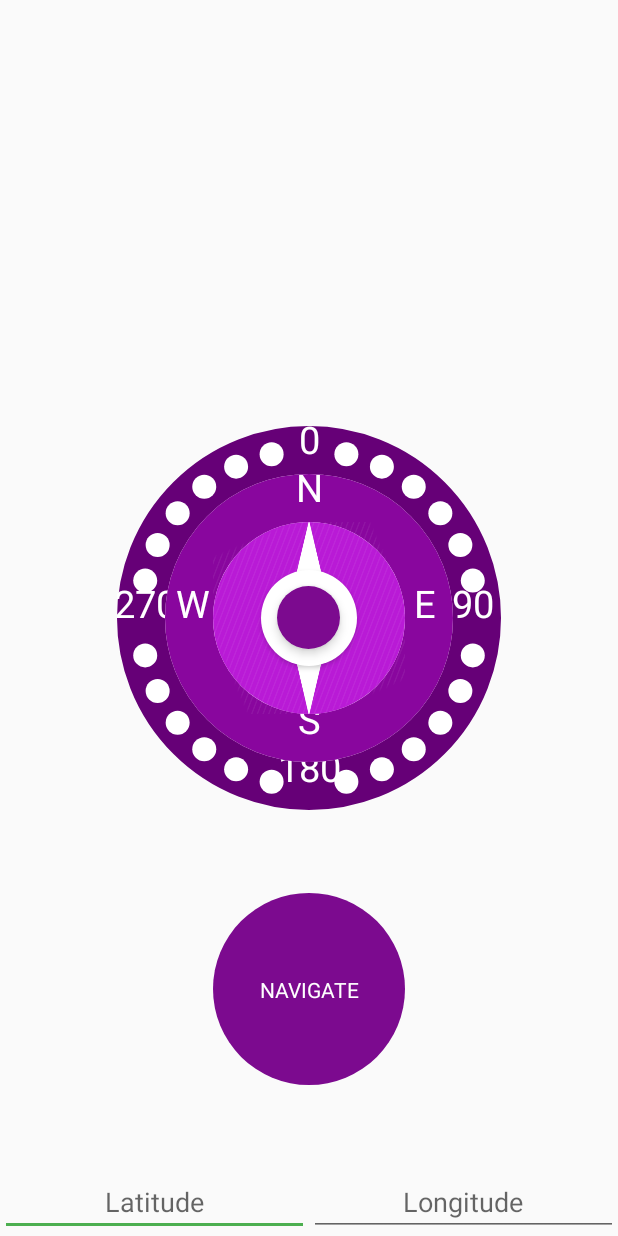
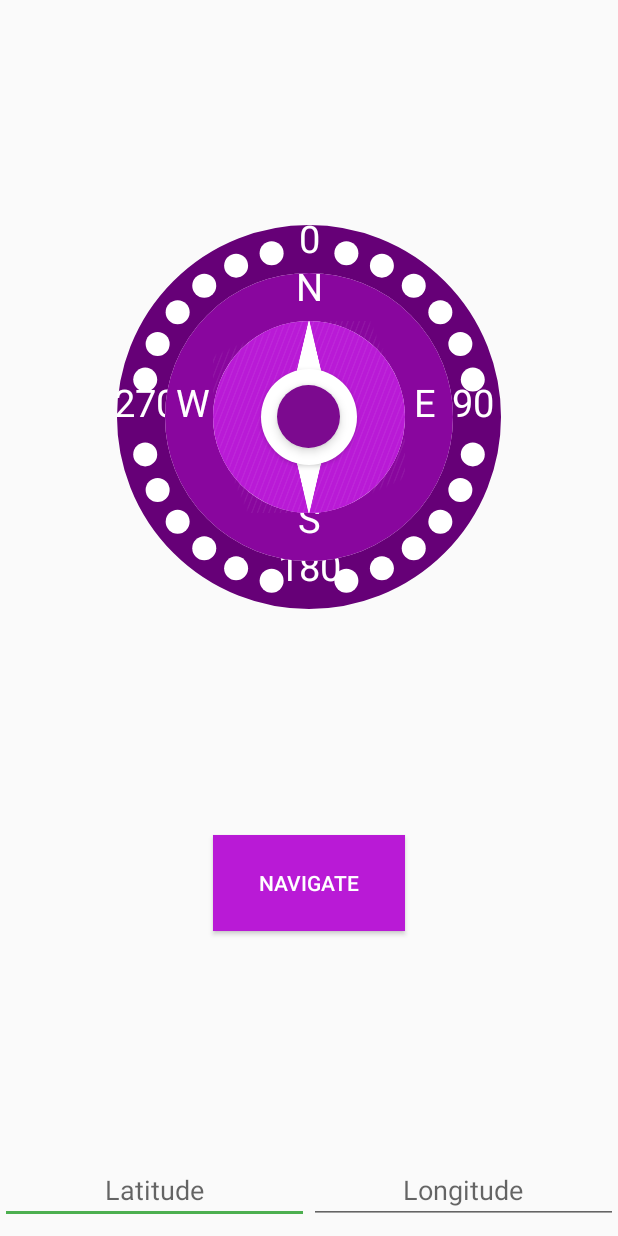
Before and after one commit to trOnk12/Compass, an Android app: the screen it shows after launch (MainActivity), on a phone screen of 412 x 824 dp. Run offline under Robolectric (Android 15) with nearby library versions, the light colour scheme and no system bars; our stand-ins replace RxJava, data binding; 9 statements that could not run were skipped.

Commit message:
looking and working good

```diff
--- a/app/src/main/java/com/example/compass/data/source/CompassServiceSource.kt
+++ b/app/src/main/java/com/example/compass/data/source/CompassServiceSource.kt
@@ -1,11 +1,10 @@
 package com.example.compass.data.source
 
-import com.example.compass.model.Compass
+import com.example.compass.entity.Compass
 import com.example.compass.model.CompassPhysics
 import com.example.compass.model.SensorData
 import com.example.compass.data.service.CompassService
 import com.example.compass.utills.LowPassFilterStrategy
-import com.example.compass.utills.MovingAverageStrategy
 import io.reactivex.Observable
 import io.reactivex.subjects.PublishSubject
 
--- a/app/src/main/java/com/example/compass/data/source/LocationServiceSource.kt
+++ b/app/src/main/java/com/example/compass/data/source/LocationServiceSource.kt
@@ -3,7 +3,7 @@ package com.example.compass.data.source
 import android.location.Location
 import com.example.compass.data.service.LocationService
 import com.example.compass.model.AzimuthResult
-import com.example.compass.model.LatLng
+import com.example.compass.entity.LatLng
 import com.example.compass.model.LocationResult
 import com.example.compass.model.locationAzimuth
 
--- a/app/src/main/java/com/example/compass/data/usecase/GetCompassAzimuthUseCase.kt
+++ b/app/src/main/java/com/example/compass/data/usecase/GetCompassAzimuthUseCase.kt
@@ -1,6 +1,6 @@
 package com.example.compass.data.usecase
 
-import com.example.compass.model.Compass
+import com.example.compass.entity.Compass
 import com.example.compass.data.source.CompassServiceSource
 import io.reactivex.Observable
 
--- a/app/src/main/java/com/example/compass/data/usecase/GetLocationAzimuthUseCase.kt
+++ b/app/src/main/java/com/example/compass/data/usecase/GetLocationAzimuthUseCase.kt
@@ -2,13 +2,12 @@ package com.example.compass.data.usecase
 
 import com.example.compass.data.source.LocationServiceSource
 import com.example.compass.model.AzimuthResult
-import com.example.compass.model.LatLng
-import com.example.compass.model.LocationResult
+import com.example.compass.entity.LatLng
 
 class GetLocationAzimuthUseCase(var locationServiceSource: LocationServiceSource) {
 
     fun getAzimuth(latitude: Double,longitude:Double): AzimuthResult {
-        return locationServiceSource.getLocationAzimuth(LatLng(latitude,longitude))
+        return locationServiceSource.getLocationAzimuth(LatLng(latitude, longitude))
     }
 
 }
--- a/app/src/main/java/com/example/compass/model/Compass.kt
+++ b/app/src/main/java/com/example/compass/entity/Compass.kt
@@ -1,3 +1,3 @@
-package com.example.compass.model
+package com.example.compass.entity
 
 data class Compass(var azimuth: Int? = 0)
--- a/app/src/main/java/com/example/compass/model/LatLng.kt
+++ b/app/src/main/java/com/example/compass/entity/LatLng.kt
@@ -1,3 +1,3 @@
-package com.example.compass.model
+package com.example.compass.entity
 
 data class LatLng(var latitude:Double,var longitude:Double)
--- a/app/src/main/java/com/example/compass/model/AzimuthResult.kt
+++ b/app/src/main/java/com/example/compass/model/AzimuthResult.kt
@@ -2,5 +2,5 @@ package com.example.compass.model
 
 sealed class AzimuthResult {
     data class Azimuth(val value: Double) : AzimuthResult()
-    data class Failure(val message: LocationResult.PermissionStatusError) : AzimuthResult()
+    data class Failure(val message: PermissionStatusError) : AzimuthResult()
 }
--- a/app/src/main/java/com/example/compass/model/LocationResult.kt
+++ b/app/src/main/java/com/example/compass/model/LocationResult.kt
@@ -1,16 +1,12 @@
 package com.example.compass.model
 
 import android.location.Location
+import com.example.compass.entity.LatLng
 import com.example.compass.utills.LocationDataExtractor
 
 sealed class LocationResult {
     data class Location(val value: android.location.Location) : LocationResult()
     data class Failure(val message: PermissionStatusError) : LocationResult()
-
-    enum class PermissionStatusError {
-        NOT_GRANTED,
-        GRANTED
-    }
 }
 
 fun Location.locationAzimuth(destinationLatLng: LatLng): AzimuthResult {
--- a/app/src/main/java/com/example/compass/model/PermissionStatusError.kt
+++ b/app/src/main/java/com/example/compass/model/PermissionStatusError.kt
@@ -1,4 +1,6 @@
 package com.example.compass.model
 
-
-enum class PermissionStatusError { NOT_GRANTED }
+enum class PermissionStatusError {
+    NOT_GRANTED,
+    GRANTED
+}
--- a/app/src/main/java/com/example/compass/utills/LocationDataExtractor.kt
+++ b/app/src/main/java/com/example/compass/utills/LocationDataExtractor.kt
@@ -1,8 +1,6 @@
 package com.example.compass.utills
 
-import android.hardware.SensorManager
-import com.example.compass.model.CompassPhysics
-import com.example.compass.model.LatLng
+import com.example.compass.entity.LatLng
 import kotlin.math.atan2
 import kotlin.math.cos
 import kotlin.math.sin
--- a/app/src/main/res/layout/activity_main.xml
+++ b/app/src/main/res/layout/activity_main.xml
@@ -1,26 +1,26 @@
 <?xml version="1.0" encoding="utf-8"?>
-<layout>
+<layout xmlns:app="http://schemas.android.com/apk/res-auto" >
     <data>
         <variable name="model" type="com.example.compass.ui.main.MainActivityViewModel"/>
     </data>
     <androidx.constraintlayout.widget.ConstraintLayout
             xmlns:android="http://schemas.android.com/apk/res/android"
             xmlns:tools="http://schemas.android.com/tools"
-            xmlns:app="http://schemas.android.com/apk/res-auto"
             android:layout_width="match_parent" android:layout_height="match_parent"
             tools:context=".ui.main.MainActivity">
 
         <com.example.compass.ui.compass.CompassView
                 app:layout_constraintTop_toTopOf="parent"
-                app:layout_constraintBottom_toBottomOf="parent"
                 app:layout_constraintLeft_toLeftOf="parent"
                 app:layout_constraintRight_toRightOf="parent"
+                app:layout_constraintBottom_toTopOf="@id/navigate_button"
                 android:layout_centerInParent="true"
-                android:id="@+id/compass"
+                android:id="@+id/compass_view"
                 android:layout_width="wrap_content"
                 android:layout_height="wrap_content"/>
 
         <LinearLayout
+                android:layout_marginBottom="8dp"
                 app:layout_constraintRight_toRightOf="parent"
                 app:layout_constraintBottom_toBottomOf="parent"
                 android:id="@+id/coordinates_container"
@@ -50,30 +50,22 @@
 
         </LinearLayout>
 
-        <ImageView
-                android:background="@drawable/small_green_circle"
+        <Button
+                android:background="@color/colorPrimary"
+                android:textColor="@color/white"
                 android:layout_centerHorizontal="true"
                 android:onClick="@{() -> model.onNavigateButtonClicked()}"
-                android:layout_alignBottom="@id/compass"
+                android:layout_alignBottom="@id/compass_view"
                 android:id="@+id/navigate_button"
                 android:layout_width="128dp"
-                app:layout_constraintTop_toBottomOf="@id/compass"
+                android:layout_height="64dp"
+                android:text="@string/navigate"
+                app:layout_constraintTop_toBottomOf="@id/compass_view"
                 app:layout_constraintLeft_toLeftOf="parent"
                 app:layout_constraintRight_toRightOf="parent"
-                android:layout_height="128dp"
                 app:layout_constraintBottom_toTopOf="@id/coordinates_container"
         />
 
-        <TextView
-                app:layout_constraintRight_toRightOf="@id/navigate_button"
-                app:layout_constraintLeft_toLeftOf="@id/navigate_button"
-                app:layout_constraintBottom_toBottomOf="@id/navigate_button"
-                app:layout_constraintTop_toTopOf="@id/navigate_button"
-                android:text="@string/navigate"
-                android:textColor="@color/white"
-                android:layout_width="wrap_content"
-                android:layout_height="wrap_content"
-        />
 
     </androidx.constraintlayout.widget.ConstraintLayout>
 
--- a/app/src/main/res/values/strings.xml
+++ b/app/src/main/res/values/strings.xml
@@ -4,4 +4,5 @@
     <string name="latitude">Latitude</string>
     <string name="navigate">NAVIGATE</string>
     <string name="permision_not_granted_information">You will not be able to navigate to location.</string>
+    <string name="permission_granted_information">Location permission granted, ready to go ! :)</string>
 </resources>
```
Also changed, not shown: app/src/main/java/com/example/compass/data/service/LocationService.kt (+8 -12 lines), app/src/main/java/com/example/compass/ui/main/MainActivity.kt (+10 -7 lines), app/src/main/java/com/example/compass/ui/main/MainActivityViewModel.kt (+11 -16 lines), 2 other files.
